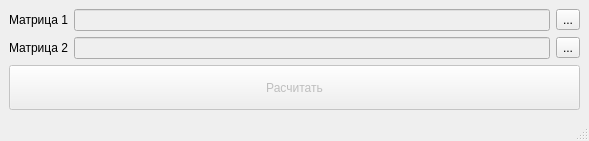
Agrail19/MMatrix, file mainwindow.ui: the form before one commit.
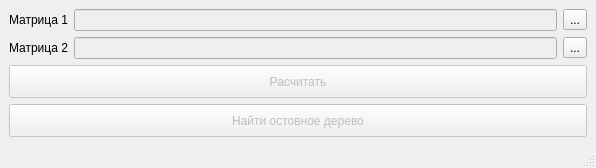
The form after the commit.

The edit to the form file:
```diff
--- a/mainwindow.ui
+++ b/mainwindow.ui
@@ -6,8 +6,8 @@
    <rect>
     <x>0</x>
     <y>0</y>
-    <width>589</width>
-    <height>141</height>
+    <width>596</width>
+    <height>168</height>
    </rect>
   </property>
   <property name="windowTitle">
@@ -87,6 +87,22 @@
       </property>
      </widget>
     </item>
+    <item>
+     <widget class="QPushButton" name="pushButton_2">
+      <property name="enabled">
+       <bool>false</bool>
+      </property>
+      <property name="sizePolicy">
+       <sizepolicy hsizetype="Minimum" vsizetype="Minimum">
+        <horstretch>0</horstretch>
+        <verstretch>0</verstretch>
+       </sizepolicy>
+      </property>
+      <property name="text">
+       <string>Найти остовное дерево</string>
+      </property>
+     </widget>
+    </item>
    </layout>
   </widget>
   <widget class="QMenuBar" name="menubar">
```
Left out of the diff: 4 changed lines with no effect on the pictures.
